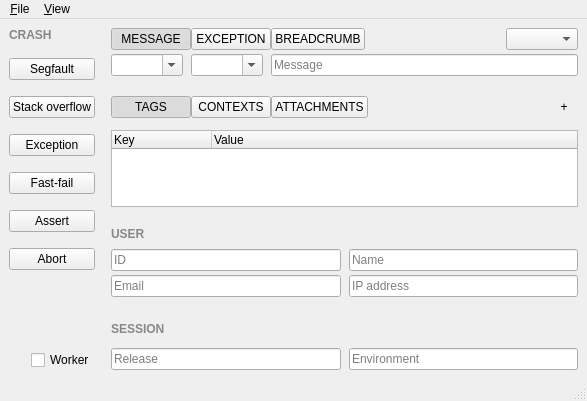
The window that sentrywindow.ui (jpnurmi/sentry-playground) describes before a commit, drawn with Qt 5.
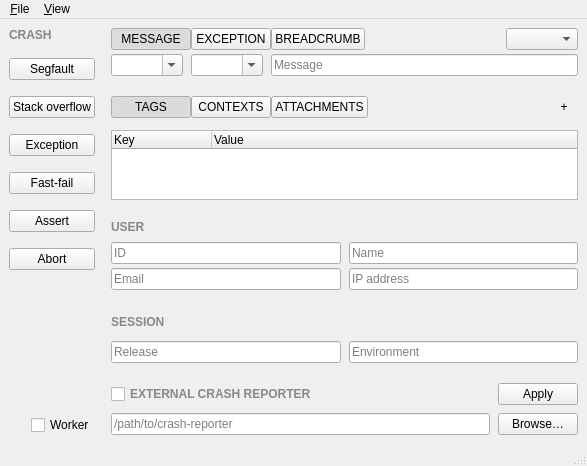
The same window after the commit.

Commit message: External crash reporter

Patch:
```diff
--- a/sentrywindow.ui
+++ b/sentrywindow.ui
@@ -525,6 +525,87 @@
           </item>
          </layout>
         </item>
+        <item>
+         <spacer name="reporterSectionSpacer">
+          <property name="orientation">
+           <enum>Qt::Orientation::Vertical</enum>
+          </property>
+          <property name="sizeType">
+           <enum>QSizePolicy::Policy::Fixed</enum>
+          </property>
+          <property name="sizeHint" stdset="0">
+           <size>
+            <width>0</width>
+            <height>16</height>
+           </size>
+          </property>
+         </spacer>
+        </item>
+        <item>
+         <layout class="QVBoxLayout" name="reporterSection">
+          <property name="spacing">
+           <number>8</number>
+          </property>
+          <item>
+           <layout class="QHBoxLayout" name="reporterHeaderLayout">
+            <property name="spacing">
+             <number>8</number>
+            </property>
+            <item>
+             <widget class="QCheckBox" name="reporterEnabledBox">
+              <property name="styleSheet">
+               <string notr="true">QCheckBox { color: #888; font-weight: bold; }</string>
+              </property>
+              <property name="text">
+               <string>EXTERNAL CRASH REPORTER</string>
+              </property>
+             </widget>
+            </item>
+            <item>
+             <spacer name="reporterHeaderSpacer">
+              <property name="orientation">
+               <enum>Qt::Orientation::Horizontal</enum>
+              </property>
+              <property name="sizeHint" stdset="0">
+               <size>
+                <width>0</width>
+                <height>0</height>
+               </size>
+              </property>
+             </spacer>
+            </item>
+            <item>
+             <widget class="QPushButton" name="reporterApplyButton">
+              <property name="text">
+               <string>Apply</string>
+              </property>
+             </widget>
+            </item>
+           </layout>
+          </item>
+          <item>
+           <layout class="QHBoxLayout" name="reporterFieldsLayout">
+            <property name="spacing">
+             <number>8</number>
+            </property>
+            <item>
+             <widget class="QLineEdit" name="reporterPathEdit">
+              <property name="placeholderText">
+               <string>/path/to/crash-reporter</string>
+              </property>
+             </widget>
+            </item>
+            <item>
+             <widget class="QPushButton" name="reporterBrowseButton">
+              <property name="text">
+               <string>Browse…</string>
+              </property>
+             </widget>
+            </item>
+           </layout>
+          </item>
+         </layout>
+        </item>
        </layout>
       </item>
      </layout>
```
The commit also changes 3 other files.
